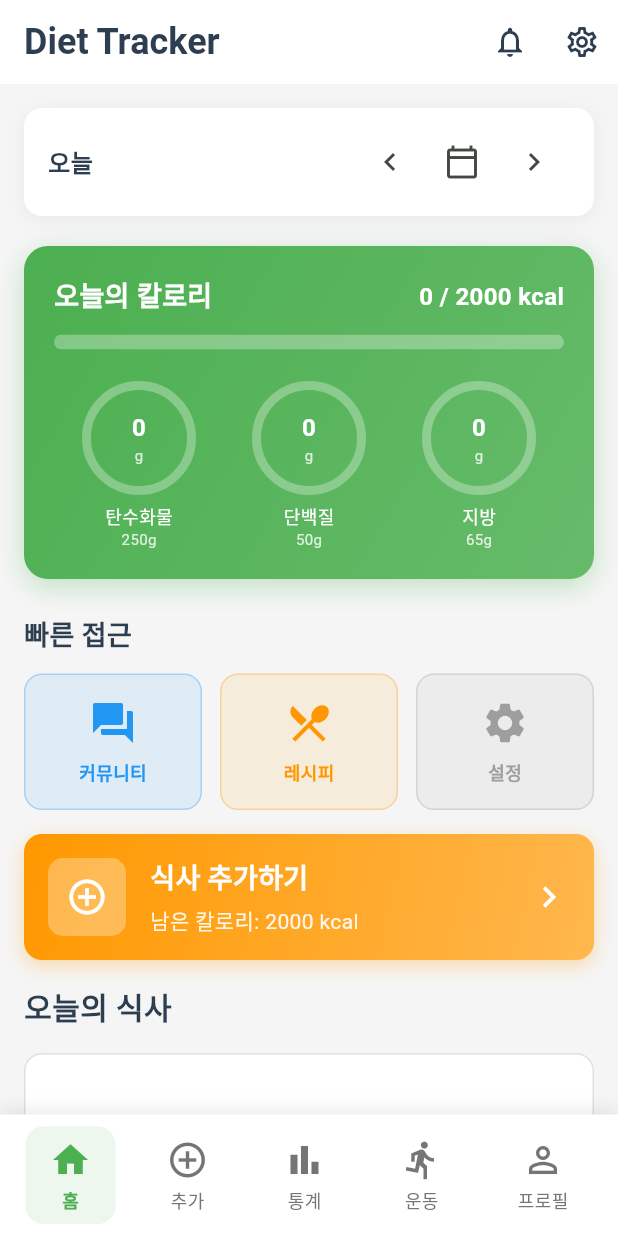
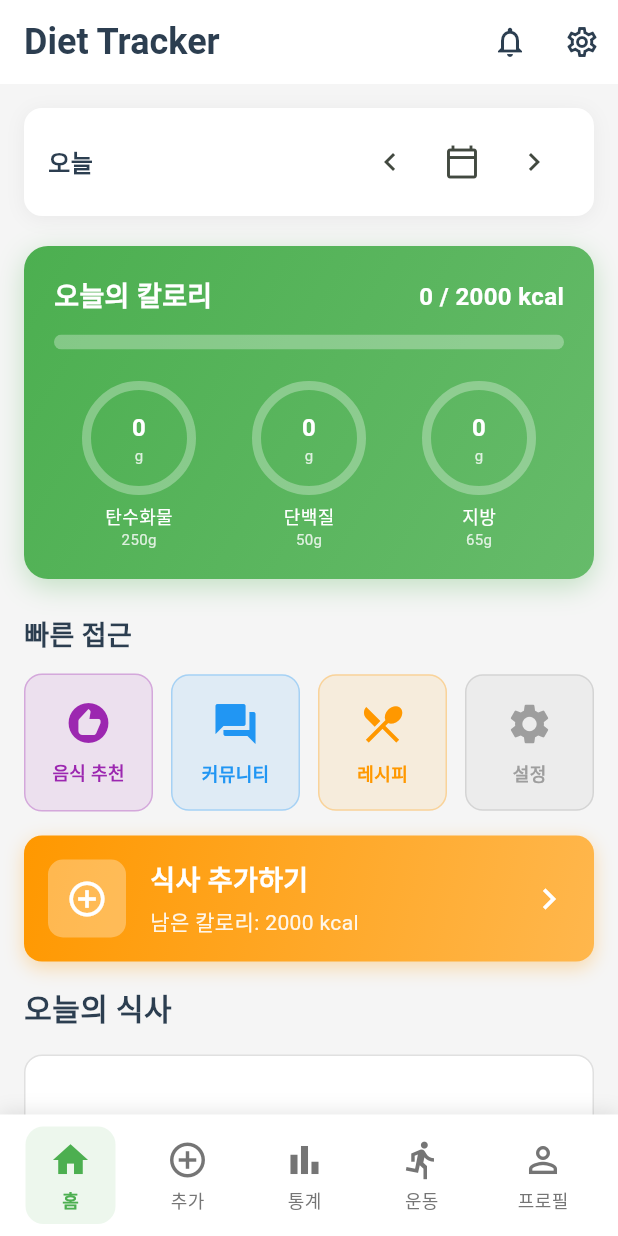
Before and after one commit to doun0310/PBL_Test, a Flutter app: the DashboardScreen screen opened directly, on a phone screen of 412 x 824 dp. Run offline on Flutter 3.47's test engine with Material 3 defaults, Android fonts, the phone set to English and light mode, and no system bars; our stand-ins replace cloud_firestore, firebase_auth, firebase_core, fl_chart, flutter_local_notifications, image_picker and 3 more; missing offline and left inert: tflite_flutter; accounts and stored records are empty.

Commit message:
Add Recommendation screen to dashboard quick access
- Import RecommendationScreen in dashboard_screen.dart
- Add "음식 추천" (Food Recommendation) button to quick access section
- Position recommendation button as first item with purple color and recommend icon
- Users can now access the Collaborative Filtering recommendation screen from dashboard
- Button opens RecommendationScreen with all 3 recommendation tabs (nutrition-based, collaborative filtering, popular)

Co-authored-by: doun0310 <156176282+doun0310@users.noreply.github.com>

```diff
--- a/lib/screens/dashboard_screen.dart
+++ b/lib/screens/dashboard_screen.dart
@@ -10,6 +10,7 @@ import 'daily_meal_table_screen.dart';
 import 'exercise_tracking_screen.dart';
 import 'community_screen.dart';
 import 'recipe_screen.dart';
+import 'recommendation_screen.dart';
 import 'settings_screen.dart';
 import '../widgets/nutrition_progress_card.dart';
 import '../widgets/meal_card.dart';
@@ -270,6 +271,20 @@ class _DashboardScreenState extends State<DashboardScreen> {
         const SizedBox(height: 12),
         Row(
           children: [
+            Expanded(
+              child: _buildQuickAccessCard(
+                '음식 추천',
+                Icons.recommend,
+                Colors.purple,
+                () {
+                  Navigator.push(
+                    context,
+                    MaterialPageRoute(builder: (context) => const RecommendationScreen()),
+                  );
+                },
+              ),
+            ),
+            const SizedBox(width: 12),
             Expanded(
               child: _buildQuickAccessCard(
                 '커뮤니티',
```
